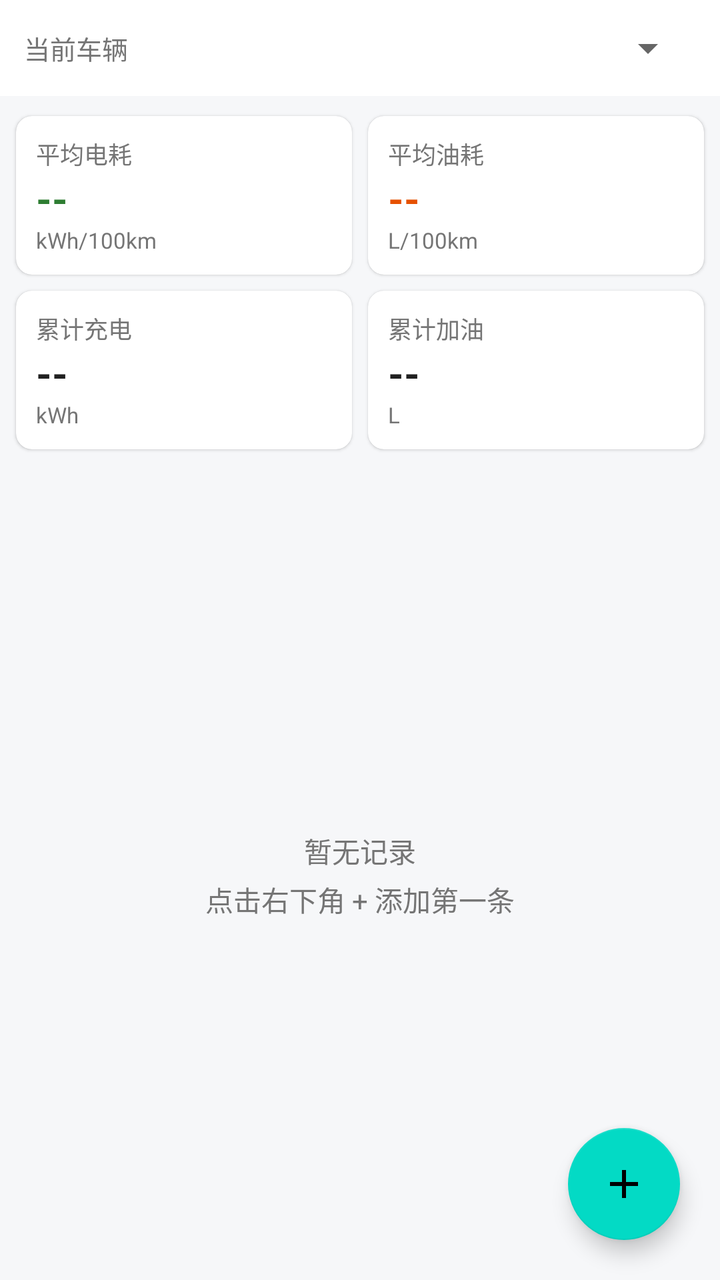
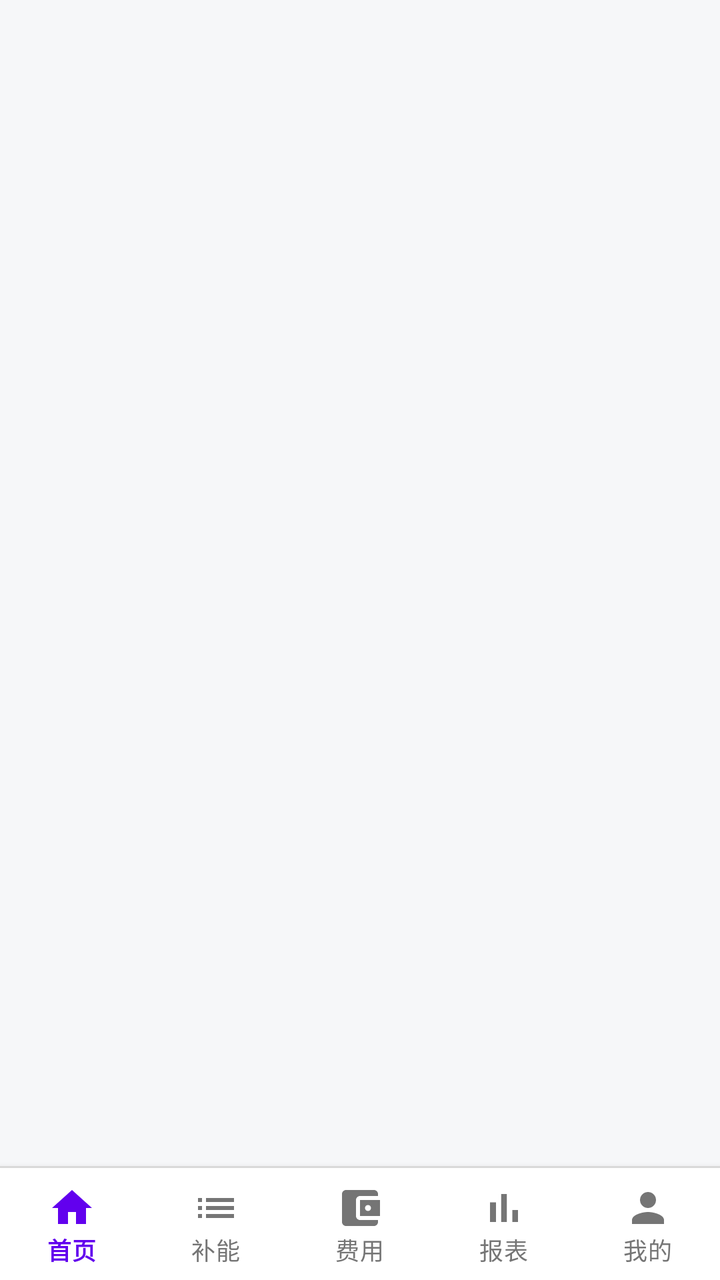

The first picture is an Android layout as it rendered before a commit; the second is the same layout after the commit. The layout source and the unified diff follow.
<!-- AndroidManifest.xml: application theme Theme.PowerConsumption -->
<!-- res/layout/activity_main.xml -->
<?xml version="1.0" encoding="utf-8"?>
<androidx.coordinatorlayout.widget.CoordinatorLayout
    xmlns:android="http://schemas.android.com/apk/res/android"
    xmlns:app="http://schemas.android.com/apk/res-auto"
    android:layout_width="match_parent"
    android:layout_height="match_parent"
    android:background="@color/page_bg">

    <LinearLayout
        android:layout_width="match_parent"
        android:layout_height="match_parent"
        android:orientation="vertical">

        
        <LinearLayout
            android:layout_width="match_parent"
            android:layout_height="wrap_content"
            android:background="@color/card_bg"
            android:gravity="center_vertical"
            android:orientation="horizontal"
            android:paddingStart="12dp"
            android:paddingTop="6dp"
            android:paddingEnd="12dp"
            android:paddingBottom="6dp">

            <TextView
                android:layout_width="wrap_content"
                android:layout_height="wrap_content"
                android:text="@string/label_vehicle"
                android:textColor="@color/text_secondary"
                android:textSize="13sp" />

            <Spinner
                android:id="@+id/spinnerVehicle"
                android:layout_width="0dp"
                android:layout_height="wrap_content"
                android:layout_marginStart="8dp"
                android:layout_weight="1"
                android:minHeight="36dp" />
        </LinearLayout>

        
        <LinearLayout
            android:layout_width="match_parent"
            android:layout_height="wrap_content"
            android:orientation="horizontal"
            android:paddingStart="4dp"
            android:paddingTop="6dp"
            android:paddingEnd="4dp">

            <com.google.android.material.card.MaterialCardView
                android:layout_width="0dp"
                android:layout_height="wrap_content"
                android:layout_margin="4dp"
                android:layout_weight="1"
                app:cardCornerRadius="8dp"
                app:cardElevation="1dp">

                <LinearLayout
                    android:layout_width="match_parent"
                    android:layout_height="wrap_content"
                    android:orientation="vertical"
                    android:padding="10dp">

                    <TextView
                        android:layout_width="wrap_content"
                        android:layout_height="wrap_content"
                        android:text="@string/stat_ev"
                        android:textColor="@color/text_secondary"
                        android:textSize="12sp" />

                    <TextView
                        android:id="@+id/tvAvgEv"
                        android:layout_width="wrap_content"
                        android:layout_height="wrap_content"
                        android:text="@string/value_placeholder"
                        android:textColor="@color/ev_color"
                        android:textSize="20sp"
                        android:textStyle="bold" />

                    <TextView
                        android:layout_width="wrap_content"
                        android:layout_height="wrap_content"
                        android:text="@string/unit_kwh_100km"
                        android:textColor="@color/text_secondary"
                        android:textSize="11sp" />
                </LinearLayout>
            </com.google.android.material.card.MaterialCardView>

            <com.google.android.material.card.MaterialCardView
                android:layout_width="0dp"
                android:layout_height="wrap_content"
                android:layout_margin="4dp"
                android:layout_weight="1"
                app:cardCornerRadius="8dp"
                app:cardElevation="1dp">

                <LinearLayout
                    android:layout_width="match_parent"
                    android:layout_height="wrap_content"
                    android:orientation="vertical"
                    android:padding="10dp">

                    <TextView
                        android:layout_width="wrap_content"
                        android:layout_height="wrap_content"
                        android:text="@string/stat_fuel"
                        android:textColor="@color/text_secondary"
                        android:textSize="12sp" />

                    <TextView
                        android:id="@+id/tvAvgFuel"
                        android:layout_width="wrap_content"
                        android:layout_height="wrap_content"
                        android:text="@string/value_placeholder"
                        android:textColor="@color/fuel_color"
                        android:textSize="20sp"
                        android:textStyle="bold" />

                    <TextView
                        android:layout_width="wrap_content"
                        android:layout_height="wrap_content"
                        android:text="@string/unit_l_100km"
                        android:textColor="@color/text_secondary"
                        android:textSize="11sp" />
                </LinearLayout>
            </com.google.android.material.card.MaterialCardView>
        </LinearLayout>

        <LinearLayout
            android:layout_width="match_parent"
            android:layout_height="wrap_content"
            android:orientation="horizontal"
            android:paddingStart="4dp"
            android:paddingEnd="4dp"
            android:paddingBottom="6dp">

            <com.google.android.material.card.MaterialCardView
                android:layout_width="0dp"
                android:layout_height="wrap_content"
                android:layout_margin="4dp"
                android:layout_weight="1"
                app:cardCornerRadius="8dp"
                app:cardElevation="1dp">

                <LinearLayout
                    android:layout_width="match_parent"
                    android:layout_height="wrap_content"
                    android:orientation="vertical"
                    android:padding="10dp">

                    <TextView
                        android:layout_width="wrap_content"
                        android:layout_height="wrap_content"
                        android:text="@string/stat_charge_sum"
                        android:textColor="@color/text_secondary"
                        android:textSize="12sp" />

                    <TextView
                        android:id="@+id/tvSumCharge"
                        android:layout_width="wrap_content"
                        android:layout_height="wrap_content"
                        android:text="@string/value_placeholder"
                        android:textColor="@color/text_primary"
                        android:textSize="20sp"
                        android:textStyle="bold" />

                    <TextView
                        android:layout_width="wrap_content"
                        android:layout_height="wrap_content"
                        android:text="@string/unit_kwh"
                        android:textColor="@color/text_secondary"
                        android:textSize="11sp" />
                </LinearLayout>
            </com.google.android.material.card.MaterialCardView>

            <com.google.android.material.card.MaterialCardView
                android:layout_width="0dp"
                android:layout_height="wrap_content"
                android:layout_margin="4dp"
                android:layout_weight="1"
                app:cardCornerRadius="8dp"
                app:cardElevation="1dp">

                <LinearLayout
                    android:layout_width="match_parent"
                    android:layout_height="wrap_content"
                    android:orientation="vertical"
                    android:padding="10dp">

                    <TextView
                        android:layout_width="wrap_content"
                        android:layout_height="wrap_content"
                        android:text="@string/stat_fuel_sum"
                        android:textColor="@color/text_secondary"
                        android:textSize="12sp" />

                    <TextView
                        android:id="@+id/tvSumFuel"
                        android:layout_width="wrap_content"
                        android:layout_height="wrap_content"
                        android:text="@string/value_placeholder"
                        android:textColor="@color/text_primary"
                        android:textSize="20sp"
                        android:textStyle="bold" />

                    <TextView
                        android:layout_width="wrap_content"
                        android:layout_height="wrap_content"
                        android:text="@string/unit_liter"
                        android:textColor="@color/text_secondary"
                        android:textSize="11sp" />
                </LinearLayout>
            </com.google.android.material.card.MaterialCardView>
        </LinearLayout>

        
        <FrameLayout
            android:layout_width="match_parent"
            android:layout_height="0dp"
            android:layout_weight="1">

            <androidx.recyclerview.widget.RecyclerView
                android:id="@+id/recyclerRecords"
                android:layout_width="match_parent"
                android:layout_height="match_parent"
                android:clipToPadding="false"
                android:paddingBottom="80dp" />

            <TextView
                android:id="@+id/tvEmpty"
                android:layout_width="wrap_content"
                android:layout_height="wrap_content"
                android:layout_gravity="center"
                android:gravity="center"
                android:lineSpacingExtra="4dp"
                android:text="@string/empty_records"
                android:textColor="@color/text_secondary"
                android:textSize="14sp" />
        </FrameLayout>
    </LinearLayout>

    <com.google.android.material.floatingactionbutton.FloatingActionButton
        android:id="@+id/fabAdd"
        android:layout_width="wrap_content"
        android:layout_height="wrap_content"
        android:layout_gravity="bottom|end"
        android:layout_margin="20dp"
        android:contentDescription="@string/action_add"
        android:src="@drawable/ic_add" />

</androidx.coordinatorlayout.widget.CoordinatorLayout>
<!-- resources referenced by this layout -->
<resources>
  <color name="card_bg">#FFFFFFFF</color>
  <color name="ev_color">#FF2E7D32</color>
  <color name="fuel_color">#FFE65100</color>
  <color name="page_bg">#FFF6F7F9</color>
  <color name="text_primary">#FF212121</color>
  <color name="text_secondary">#FF757575</color>
  <!-- drawable ic_add (drawable) -->
  <?xml version="1.0" encoding="utf-8"?>
  <vector xmlns:android="http://schemas.android.com/apk/res/android"
      android:width="24dp"
      android:height="24dp"
      android:viewportWidth="24"
      android:viewportHeight="24">
      <path
          android:fillColor="#FFFFFFFF"
          android:pathData="M19,13h-6v6h-2v-6H5v-2h6V5h2v6h6v2z" />
  </vector>
  <string name="action_add">添加记录</string>
  <string name="empty_records">暂无记录\n点击右下角 + 添加第一条</string>
  <string name="label_vehicle">当前车辆</string>
  <string name="stat_charge_sum">累计充电</string>
  <string name="stat_ev">平均电耗</string>
  <string name="stat_fuel">平均油耗</string>
  <string name="stat_fuel_sum">累计加油</string>
  <string name="unit_kwh">kWh</string>
  <string name="unit_kwh_100km">kWh/100km</string>
  <string name="unit_l_100km">L/100km</string>
  <string name="unit_liter">L</string>
  <string name="value_placeholder">--</string>
  <style name="Theme.PowerConsumption" parent="Theme.MaterialComponents.DayNight.DarkActionBar">
          <item name="colorPrimary">@color/purple_500</item>
          <item name="colorPrimaryVariant">@color/purple_700</item>
          <item name="colorOnPrimary">@color/white</item>
          <item name="colorSecondary">@color/teal_200</item>
          <item name="colorSecondaryVariant">@color/teal_700</item>
          <item name="colorOnSecondary">@color/black</item>
          <item name="android:statusBarColor">?attr/colorPrimaryVariant</item>
          <item name="android:windowBackground">@color/page_bg</item>
      </style>
  <color name="purple_500">#FF6200EE</color>
  <color name="purple_700">#FF3700B3</color>
  <color name="white">#FFFFFFFF</color>
  <color name="teal_200">#FF03DAC5</color>
  <color name="teal_700">#FF018786</color>
  <color name="black">#FF000000</color>
</resources>

<!-- the commit's change to res/layout/activity_main.xml (unified diff, before → after) -->
@@ -1,252 +1,30 @@
 <?xml version="1.0" encoding="utf-8"?>
-<androidx.coordinatorlayout.widget.CoordinatorLayout
-    xmlns:android="http://schemas.android.com/apk/res/android"
+<LinearLayout xmlns:android="http://schemas.android.com/apk/res/android"
     xmlns:app="http://schemas.android.com/apk/res-auto"
     android:layout_width="match_parent"
     android:layout_height="match_parent"
-    android:background="@color/page_bg">
+    android:background="@color/page_bg"
+    android:orientation="vertical">
 
-    <LinearLayout
+    <FrameLayout
+        android:id="@+id/fragmentContainer"
         android:layout_width="match_parent"
-        android:layout_height="match_parent"
-        android:orientation="vertical">
+        android:layout_height="0dp"
+        android:layout_weight="1" />
 
-        
-        <LinearLayout
-            android:layout_width="match_parent"
-            android:layout_height="wrap_content"
-            android:background="@color/card_bg"
-            android:gravity="center_vertical"
-            android:orientation="horizontal"
-            android:paddingStart="12dp"
-            android:paddingTop="6dp"
-            android:paddingEnd="12dp"
-            android:paddingBottom="6dp">
+    <View
+        android:layout_width="match_parent"
+        android:layout_height="1dp"
+        android:background="@color/divider" />
 
-            <TextView
-                android:layout_width="wrap_content"
-                android:layout_height="wrap_content"
-                android:text="@string/label_vehicle"
-                android:textColor="@color/text_secondary"
-                android:textSize="13sp" />
+    <com.google.android.material.bottomnavigation.BottomNavigationView
+        android:id="@+id/bottomNav"
+        android:layout_width="match_parent"
+        android:layout_height="wrap_content"
+        android:background="@color/card_bg"
+        app:itemIconTint="@color/nav_item_tint"
+        app:itemTextColor="@color/nav_item_tint"
+        app:labelVisibilityMode="labeled"
+        app:menu="@menu/menu_bottom_nav" />
 
-            <Spinner
-                android:id="@+id/spinnerVehicle"
-                android:layout_width="0dp"
-                android:layout_height="wrap_content"
-                android:layout_marginStart="8dp"
-                android:layout_weight="1"
-                android:minHeight="36dp" />
-        </LinearLayout>
-
-        
-        <LinearLayout
-            android:layout_width="match_parent"
-            android:layout_height="wrap_content"
-            android:orientation="horizontal"
-            android:paddingStart="4dp"
-            android:paddingTop="6dp"
-            android:paddingEnd="4dp">
-
-            <com.google.android.material.card.MaterialCardView
-                android:layout_width="0dp"
-                android:layout_height="wrap_content"
-                android:layout_margin="4dp"
-                android:layout_weight="1"
-                app:cardCornerRadius="8dp"
-                app:cardElevation="1dp">
-
-                <LinearLayout
-                    android:layout_width="match_parent"
-                    android:layout_height="wrap_content"
-                    android:orientation="vertical"
-                    android:padding="10dp">
-
-                    <TextView
-                        android:layout_width="wrap_content"
-                        android:layout_height="wrap_content"
-                        android:text="@string/stat_ev"
-                        android:textColor="@color/text_secondary"
-                        android:textSize="12sp" />
-
-                    <TextView
-                        android:id="@+id/tvAvgEv"
-                        android:layout_width="wrap_content"
-                        android:layout_height="wrap_content"
-                        android:text="@string/value_placeholder"
-                        android:textColor="@color/ev_color"
-                        android:textSize="20sp"
-                        android:textStyle="bold" />
-
-                    <TextView
-                        android:layout_width="wrap_content"
-                        android:layout_height="wrap_content"
-                        android:text="@string/unit_kwh_100km"
-                        android:textColor="@color/text_secondary"
-                        android:textSize="11sp" />
-                </LinearLayout>
-            </com.google.android.material.card.MaterialCardView>
-
-            <com.google.android.material.card.MaterialCardView
-                android:layout_width="0dp"
-                android:layout_height="wrap_content"
-                android:layout_margin="4dp"
-                android:layout_weight="1"
-                app:cardCornerRadius="8dp"
-                app:cardElevation="1dp">
-
-                <LinearLayout
-                    android:layout_width="match_parent"
-                    android:layout_height="wrap_content"
-                    android:orientation="vertical"
-                    android:padding="10dp">
-
-                    <TextView
-                        android:layout_width="wrap_content"
-                        android:layout_height="wrap_content"
-                        android:text="@string/stat_fuel"
-                        android:textColor="@color/text_secondary"
-                        android:textSize="12sp" />
-
-                    <TextView
-                        android:id="@+id/tvAvgFuel"
-                        android:layout_width="wrap_content"
-                        android:layout_height="wrap_content"
-                        android:text="@string/value_placeholder"
-                        android:textColor="@color/fuel_color"
-                        android:textSize="20sp"
-                        android:textStyle="bold" />
-
-                    <TextView
-                        android:layout_width="wrap_content"
-                        android:layout_height="wrap_content"
-                        android:text="@string/unit_l_100km"
-                        android:textColor="@color/text_secondary"
-                        android:textSize="11sp" />
-                </LinearLayout>
-            </com.google.android.material.card.MaterialCardView>
-        </LinearLayout>
-
-        <LinearLayout
-            android:layout_width="match_parent"
-            android:layout_height="wrap_content"
-            android:orientation="horizontal"
-            android:paddingStart="4dp"
-            android:paddingEnd="4dp"
-            android:paddingBottom="6dp">
-
-            <com.google.android.material.card.MaterialCardView
-                android:layout_width="0dp"
-                android:layout_height="wrap_content"
-                android:layout_margin="4dp"
-                android:layout_weight="1"
-                app:cardCornerRadius="8dp"
-                app:cardElevation="1dp">
-
-                <LinearLayout
-                    android:layout_width="match_parent"
-                    android:layout_height="wrap_content"
-                    android:orientation="vertical"
-                    android:padding="10dp">
-
-                    <TextView
-                        android:layout_width="wrap_content"
-                        android:layout_height="wrap_content"
-                        android:text="@string/stat_charge_sum"
-                        android:textColor="@color/text_secondary"
-                        android:textSize="12sp" />
-
-                    <TextView
-                        android:id="@+id/tvSumCharge"
-                        android:layout_width="wrap_content"
-                        android:layout_height="wrap_content"
-                        android:text="@string/value_placeholder"
-                        android:textColor="@color/text_primary"
-                        android:textSize="20sp"
-                        android:textStyle="bold" />
-
-                    <TextView
-                        android:layout_width="wrap_content"
-                        android:layout_height="wrap_content"
-                        android:text="@string/unit_kwh"
-                        android:textColor="@color/text_secondary"
-                        android:textSize="11sp" />
-                </LinearLayout>
-            </com.google.android.material.card.MaterialCardView>
-
-            <com.google.android.material.card.MaterialCardView
-                android:layout_width="0dp"
-                android:layout_height="wrap_content"
-                android:layout_margin="4dp"
-                android:layout_weight="1"
-                app:cardCornerRadius="8dp"
-                app:cardElevation="1dp">
-
-                <LinearLayout
-                    android:layout_width="match_parent"
-                    android:layout_height="wrap_content"
-                    android:orientation="vertical"
-                    android:padding="10dp">
-
-                    <TextView
-                        android:layout_width="wrap_content"
-                        android:layout_height="wrap_content"
-                        android:text="@string/stat_fuel_sum"
-                        android:textColor="@color/text_secondary"
-                        android:textSize="12sp" />
-
-                    <TextView
-                        android:id="@+id/tvSumFuel"
-                        android:layout_width="wrap_content"
-                        android:layout_height="wrap_content"
-                        android:text="@string/value_placeholder"
-                        android:textColor="@color/text_primary"
-                        android:textSize="20sp"
-                        android:textStyle="bold" />
-
-                    <TextView
-                        android:layout_width="wrap_content"
-                        android:layout_height="wrap_content"
-                        android:text="@string/unit_liter"
-                        android:textColor="@color/text_secondary"
-                        android:textSize="11sp" />
-                </LinearLayout>
-            </com.google.android.material.card.MaterialCardView>
-        </LinearLayout>
-
-        
-        <FrameLayout
-            android:layout_width="match_parent"
-            android:layout_height="0dp"
-            android:layout_weight="1">
-
-            <androidx.recyclerview.widget.RecyclerView
-                android:id="@+id/recyclerRecords"
-                android:layout_width="match_parent"
-                android:layout_height="match_parent"
-                android:clipToPadding="false"
-                android:paddingBottom="80dp" />
-
-            <TextView
-                android:id="@+id/tvEmpty"
-                android:layout_width="wrap_content"
-                android:layout_height="wrap_content"
-                android:layout_gravity="center"
-                android:gravity="center"
-                android:lineSpacingExtra="4dp"
-                android:text="@string/empty_records"
-                android:textColor="@color/text_secondary"
-                android:textSize="14sp" />
-        </FrameLayout>
-    </LinearLayout>
-
-    <com.google.android.material.floatingactionbutton.FloatingActionButton
-        android:id="@+id/fabAdd"
-        android:layout_width="wrap_content"
-        android:layout_height="wrap_content"
-        android:layout_gravity="bottom|end"
-        android:layout_margin="20dp"
-        android:contentDescription="@string/action_add"
-        android:src="@drawable/ic_add" />
-
-</androidx.coordinatorlayout.widget.CoordinatorLayout>
+</LinearLayout>
<!-- resource entries referenced after the edit -->
@@ -1,34 +1,8 @@
 <!-- resources referenced by this layout -->
 <resources>
   <color name="card_bg">#FFFFFFFF</color>
-  <color name="ev_color">#FF2E7D32</color>
-  <color name="fuel_color">#FFE65100</color>
+  <color name="divider">#FFE0E0E0</color>
   <color name="page_bg">#FFF6F7F9</color>
-  <color name="text_primary">#FF212121</color>
-  <color name="text_secondary">#FF757575</color>
-  <!-- drawable ic_add (drawable) -->
-  <?xml version="1.0" encoding="utf-8"?>
-  <vector xmlns:android="http://schemas.android.com/apk/res/android"
-      android:width="24dp"
-      android:height="24dp"
-      android:viewportWidth="24"
-      android:viewportHeight="24">
-      <path
-          android:fillColor="#FFFFFFFF"
-          android:pathData="M19,13h-6v6h-2v-6H5v-2h6V5h2v6h6v2z" />
-  </vector>
-  <string name="action_add">添加记录</string>
-  <string name="empty_records">暂无记录\n点击右下角 + 添加第一条</string>
-  <string name="label_vehicle">当前车辆</string>
-  <string name="stat_charge_sum">累计充电</string>
-  <string name="stat_ev">平均电耗</string>
-  <string name="stat_fuel">平均油耗</string>
-  <string name="stat_fuel_sum">累计加油</string>
-  <string name="unit_kwh">kWh</string>
-  <string name="unit_kwh_100km">kWh/100km</string>
-  <string name="unit_l_100km">L/100km</string>
-  <string name="unit_liter">L</string>
-  <string name="value_placeholder">--</string>
   <style name="Theme.PowerConsumption" parent="Theme.MaterialComponents.DayNight.DarkActionBar">
           <item name="colorPrimary">@color/purple_500</item>
           <item name="colorPrimaryVariant">@color/purple_700</item>
